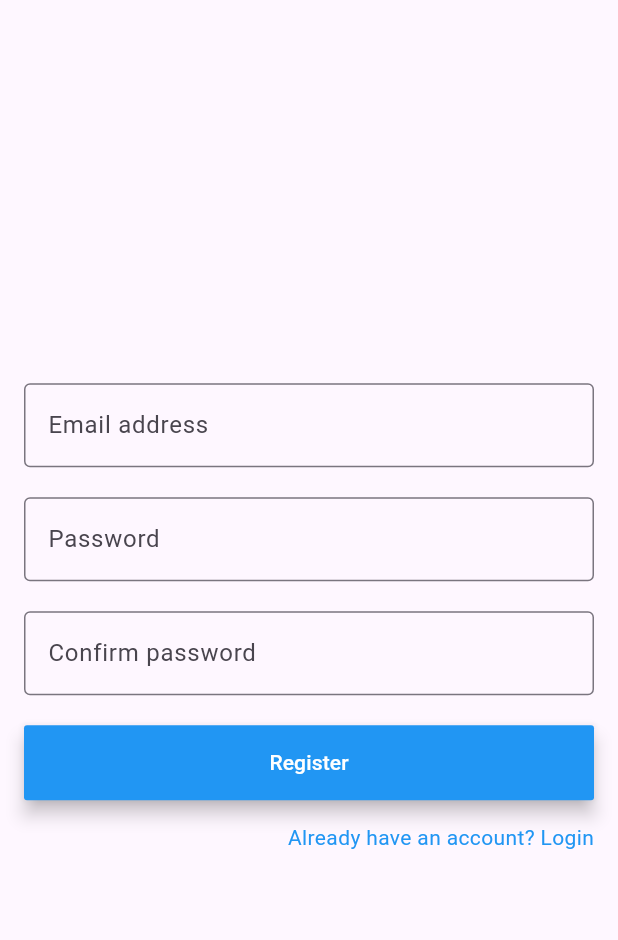
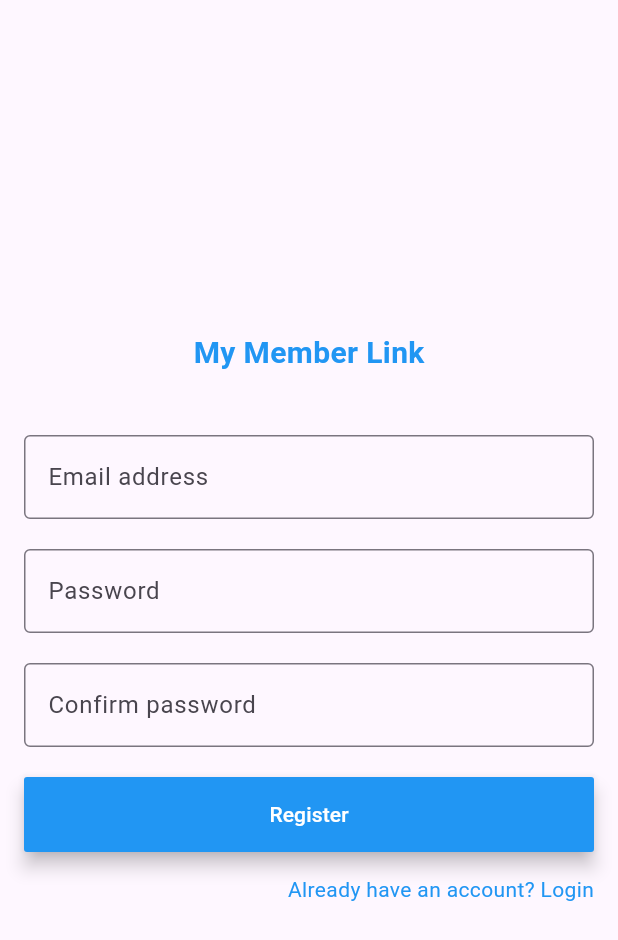
Before and after one commit to Umxrx/MyMemberLink, a Flutter app: the RegisterScreen screen opened directly, on a phone screen of 412 x 824 dp. Shown: the top 940 px of the screen. Run offline on Flutter 3.47's test engine with Material 3 defaults, Android fonts, the phone set to English and light mode, and no system bars.

Commit message:
Finalized register form design

```diff
--- a/lib/auth/register_screen.dart
+++ b/lib/auth/register_screen.dart
@@ -27,17 +27,14 @@ class _RegisterScreenState extends State<RegisterScreen> {
               child: Column(
                 mainAxisAlignment: MainAxisAlignment.center,
                 children: [
+                  const Text(style: TextStyle(fontSize: 20, color: Colors.blue, fontWeight: FontWeight.bold), "My Member Link"),
+                  const SizedBox(height: 40,),
                   TextFormField(
                     controller: emailcontroller,
                     keyboardType: TextInputType.emailAddress,
-                    decoration: InputDecoration(
-                      border: const OutlineInputBorder(),
+                    decoration: const InputDecoration(
+                      border: OutlineInputBorder(),
                       labelText: 'Email address',
-                      suffixIcon: emailcontroller.text.isNotEmpty
-                      ? IconButton(onPressed: () {
-                        emailcontroller.clear();
-                      }, icon: const Icon(Icons.clear),)
-                      : null,
                     ),
                     validator: (value) {
                       if (value == null || value.isEmpty) {
```
